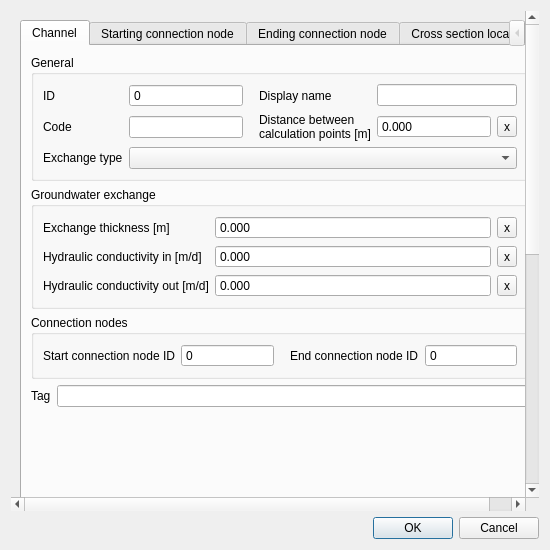
Above: threedi_schematisation_editor/forms/ui/channel.ui from nens/threedi-schematisation-editor before the change. Below: the same form after it.
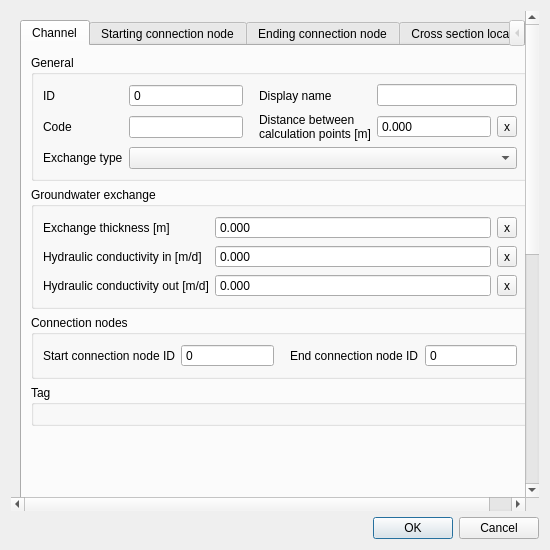
That is the form after the change.

Commit message: Added edit functionality for the tag references.

The edit to the form file:
```diff
--- a/threedi_schematisation_editor/forms/ui/channel.ui
+++ b/threedi_schematisation_editor/forms/ui/channel.ui
@@ -35,7 +35,7 @@
         <x>0</x>
         <y>0</y>
         <width>515</width>
-        <height>955</height>
+        <height>928</height>
        </rect>
       </property>
       <layout class="QGridLayout" name="gridLayout_4">
@@ -540,25 +540,22 @@
             </widget>
            </item>
            <item row="3" column="0">
-            <layout class="QHBoxLayout" name="horizontalLayout_6">
-             <property name="bottomMargin">
-              <number>0</number>
+            <widget class="QGroupBox" name="grp_tag">
+             <property name="font">
+              <font>
+               <weight>50</weight>
+               <bold>false</bold>
+              </font>
              </property>
-             <item>
-              <widget class="QLabel" name="label_44">
-               <property name="text">
-                <string>Tag</string>
-               </property>
-              </widget>
-             </item>
-             <item>
-              <widget class="QLineEdit" name="tag_descriptions">
-               <property name="readOnly">
-                <bool>true</bool>
-               </property>
-              </widget>
-             </item>
-            </layout>
+             <property name="title">
+              <string>Tag</string>
+             </property>
+             <layout class="QGridLayout" name="gridLayout_27">
+              <item row="0" column="0" colspan="2">
+               <layout class="QHBoxLayout" name="tags_layout"/>
+              </item>
+             </layout>
+            </widget>
            </item>
           </layout>
          </widget>
```
Left out of the diff: 250 changed lines with no effect on the pictures. The commit also changes 25 other files.
